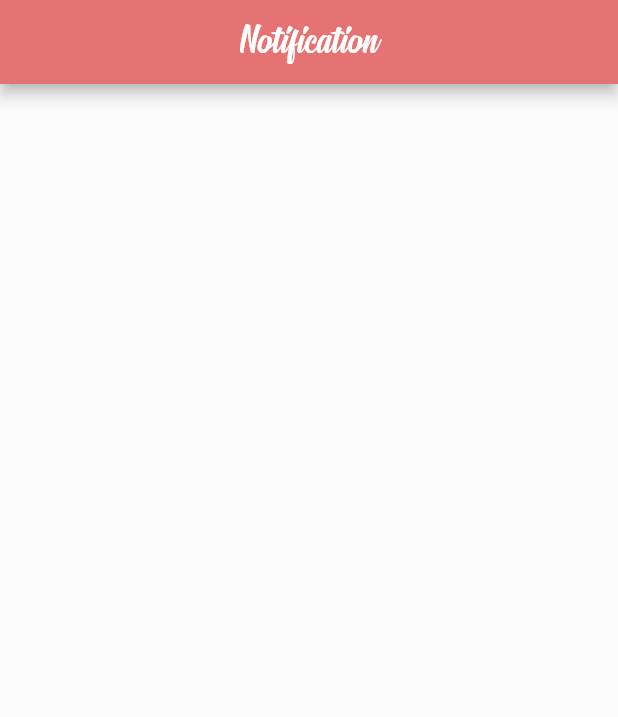
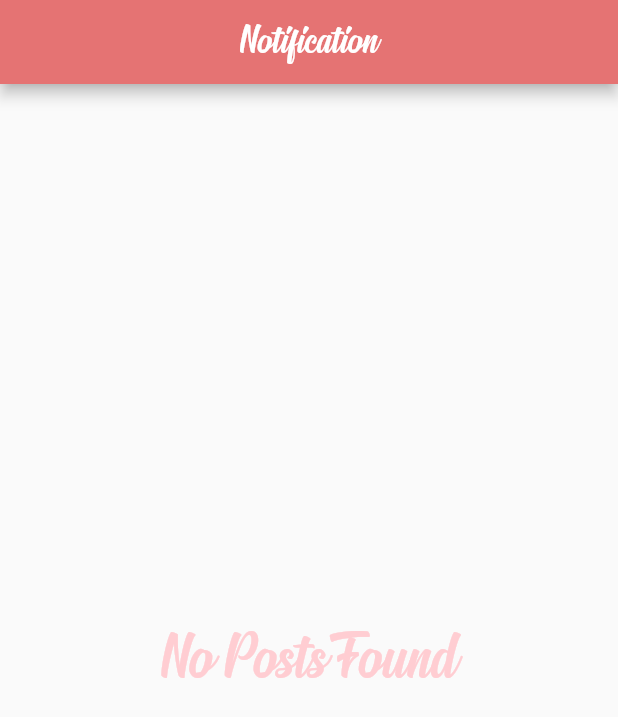
Before and after one commit to TanvirMahin24/amra_flutter, a Flutter app: the ActivityFeed screen opened directly, on a phone screen of 412 x 824 dp. Shown: the top 717 px of the screen. Run offline on Flutter 3.47's test engine with Material 2 defaults, Android fonts, the phone set to English and light mode, and no system bars; our stand-ins replace cached_network_image, cloud_firestore, firebase_core, firebase_storage, flutter_svg, geocoding and 4 more; missing offline and left inert: animator; accounts and stored records are empty.

Commit message:
notification bug fixed

```diff
--- a/lib/pages/activity_feed.dart
+++ b/lib/pages/activity_feed.dart
@@ -12,20 +12,73 @@ class ActivityFeed extends StatefulWidget {
 }
 
 class _ActivityFeedState extends State<ActivityFeed> {
-  Future getActivityFeedData() async {
-    QuerySnapshot snapshot = await activityFeedRef
-        .doc(currentUser!.id)
+  final String currentUserId = currentUser!.id;
+  bool isLoading = false;
+  List<ActivityFeedItem> activities = [];
+  @override
+  initState() {
+    super.initState();
+    getActivityData();
+    //print(currentUserId);
+  }
+
+  getActivityData() async {
+    setState(() {
+      isLoading = true;
+    });
+    var snapshot = await activityFeedRef
+        .doc(currentUserId)
         .collection('feedItems')
         .orderBy('timestamp', descending: true)
         .limit(50)
         .get();
+    print('CALLL DONE:::::::::::::::::::::::::');
+    setState(() {
+      isLoading = false;
+      activities = snapshot.docs
+          .map((doc) => ActivityFeedItem.fromDocument(doc))
+          .toList();
+    });
+  }
 
-    List<ActivityFeedItem> feeds = [];
-    feeds = snapshot.docs.map((element) {
-      return ActivityFeedItem.fromDocument(element);
-    }).toList();
-    return feeds;
+  buildActivities() {
+    if (isLoading) {
+      print('Loading :::::::::::::::: $isLoading');
+      return circularProgress();
+    } else if (activities.isEmpty) {
+      return Center(
+        child: Text(
+          "No Posts Found",
+          style: TextStyle(
+            color: Colors.red[100],
+            fontFamily: 'Signatra',
+            fontSize: 48,
+          ),
+        ),
+      );
+    } else {
+      return ListView(
+        children: activities,
+      );
     }
+  }
+
+  // Future getActivityFeedData() async {
+  //   var snapshot = await activityFeedRef
+  //       .doc(currentUser!.id)
+  //       .collection('feedItems')
+  //       .orderBy('timestamp', descending: true)
+  //       .limit(50)
+  //       .get();
+
+  //   List<ActivityFeedItem> feeds = [];
+  //   feeds = (snapshot.docs
+  //         ..forEach((QueryDocumentSnapshot element) {
+  //           feeds.add(ActivityFeedItem.fromDocument(element));
+  //         }))
+  //       .cast<ActivityFeedItem>();
+  //   return feeds;
+  // }
 
   @override
   Widget build(BuildContext context) {
@@ -35,18 +88,21 @@ class _ActivityFeedState extends State<ActivityFeed> {
         title: "Notification",
         isAppTitle: false,
       ),
+      // body: Container(
+      //   child: FutureBuilder(
+      //     builder: (context, snapshot) {
+      //       if (!snapshot.hasData) {
+      //         return circularProgress();
+      //       }
+      //       return ListView(
+      //         children: snapshot.data as List<ActivityFeedItem>,
+      //       );
+      //     },
+      //     future: getActivityFeedData(),
+      //   ),
+      // ),
       body: Container(
-        child: FutureBuilder(
-          builder: (context, snapshot) {
-            if (!snapshot.hasData) {
-              return circularProgress();
-            }
-            return ListView(
-              children: snapshot.data as List<ActivityFeedItem>,
-            );
-          },
-          future: getActivityFeedData(),
-        ),
+        child: buildActivities(),
       ),
     );
   }
@@ -78,14 +134,23 @@ class ActivityFeedItem extends StatelessWidget {
 
   factory ActivityFeedItem.fromDocument(DocumentSnapshot doc) {
     return ActivityFeedItem(
-        username: doc['username'],
-        mediaUrl: doc['mediaUrl'],
-        userId: doc['userId'],
-        type: doc['type'],
-        postId: doc['postId'],
-        userProfileImg: doc['userProfileImg'],
-        timestamp: doc['timestamp'],
-        text: doc['text']);
+      // username: doc['username'],
+      // mediaUrl: doc['mediaUrl'],
+      // userId: doc['userId'],
+      // type: doc['type'],
+      // postId: doc['postId'],
+      // userProfileImg: doc['userProfileImg'],
+      // timestamp: doc['timestamp'],
+      // text: doc['text']);
+      username: doc.get('username'),
+      mediaUrl: doc.get('mediaUrl'),
+      userId: doc.get('userId'),
+      type: doc.get('type'),
+      postId: doc.get('postId'),
+      userProfileImg: doc.get('userProfileImg'),
+      timestamp: doc.get('timestamp'),
+      text: doc.get('text'),
+    );
   }
 
   configMediaPerview() {
@@ -125,10 +190,9 @@ class ActivityFeedItem extends StatelessWidget {
   @override
   Widget build(BuildContext context) {
     configMediaPerview();
-    return Padding(
-      padding: EdgeInsets.only(bottom: 2),
-      child: Container(
-        color: Colors.red.withOpacity(.2),
+    return Container(
+      margin: EdgeInsets.only(bottom: 5),
+      color: Colors.red.withOpacity(.1),
       child: ListTile(
         title: GestureDetector(
           onTap: () {},
@@ -161,7 +225,6 @@ class ActivityFeedItem extends StatelessWidget {
         ),
         trailing: mediaPreview,
       ),
-      ),
     );
   }
 }
--- a/lib/widgets/post.dart
+++ b/lib/widgets/post.dart
@@ -170,6 +170,7 @@ class _PostState extends State<Post> {
         "postId": postId,
         "mediaUrl": mediaUrl,
         "timestamp": DateTime.now(),
+        "text": "",
       });
     }
   }
--- a/pubspec.yaml
+++ b/pubspec.yaml
@@ -29,7 +29,7 @@ environment:
 dependencies:
   flutter:
     sdk: flutter
-  cloud_firestore: ^2.5.0
+  cloud_firestore:
   image_picker: ^0.8.3+2
   firebase_storage: ^10.0.2
   firebase_auth: ^3.0.2
```
Lines whose indentation alone changed are shown as unchanged.
